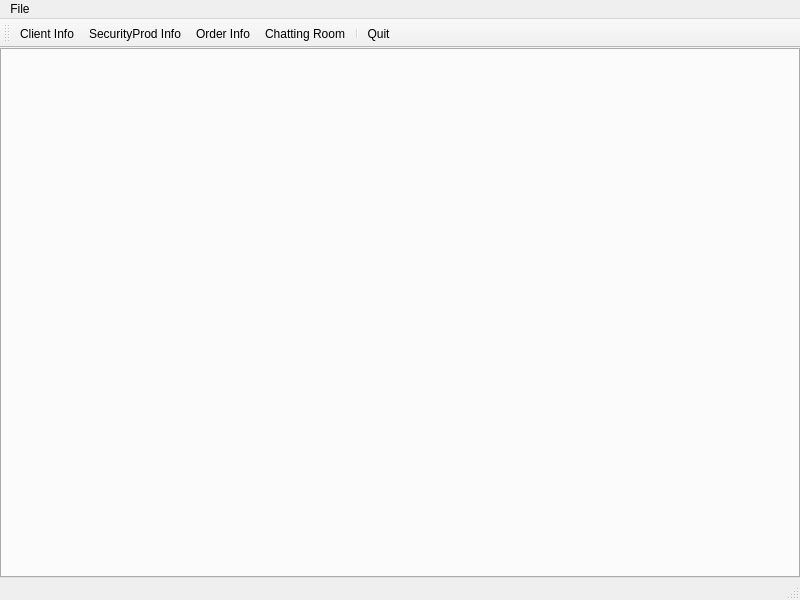
Above: securitySoftProd_Client/mainwindow_admin.ui from Hyun-nine-CH/securitySoftProd before the change. Below: the same form after it.
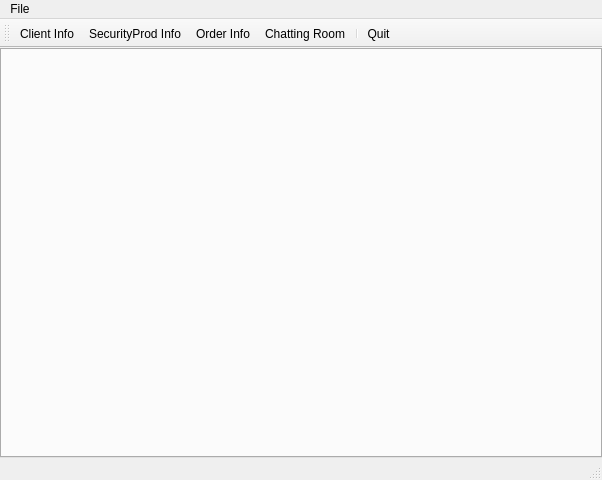
That is the form after the change. Icons and pictures are not drawn.

```diff
--- a/securitySoftProd_Client/mainwindow_admin.ui
+++ b/securitySoftProd_Client/mainwindow_admin.ui
@@ -6,15 +6,15 @@
    <rect>
     <x>0</x>
     <y>0</y>
-    <width>800</width>
-    <height>600</height>
+    <width>602</width>
+    <height>480</height>
    </rect>
   </property>
   <property name="windowTitle">
    <string>MainWindow</string>
   </property>
   <widget class="QWidget" name="centralwidget">
-   <layout class="QHBoxLayout" name="horizontalLayout">
+   <layout class="QVBoxLayout" name="verticalLayout">
     <property name="leftMargin">
      <number>0</number>
     </property>
@@ -41,7 +41,7 @@
     <rect>
      <x>0</x>
      <y>0</y>
-     <width>800</width>
+     <width>602</width>
      <height>37</height>
     </rect>
    </property>
```
